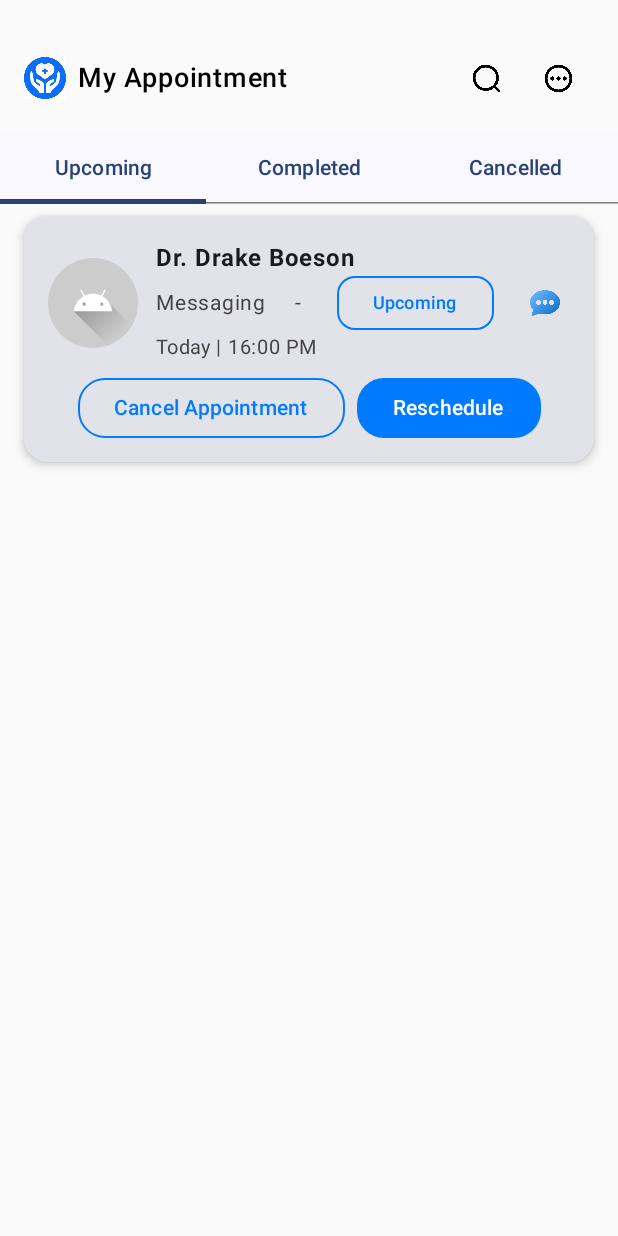
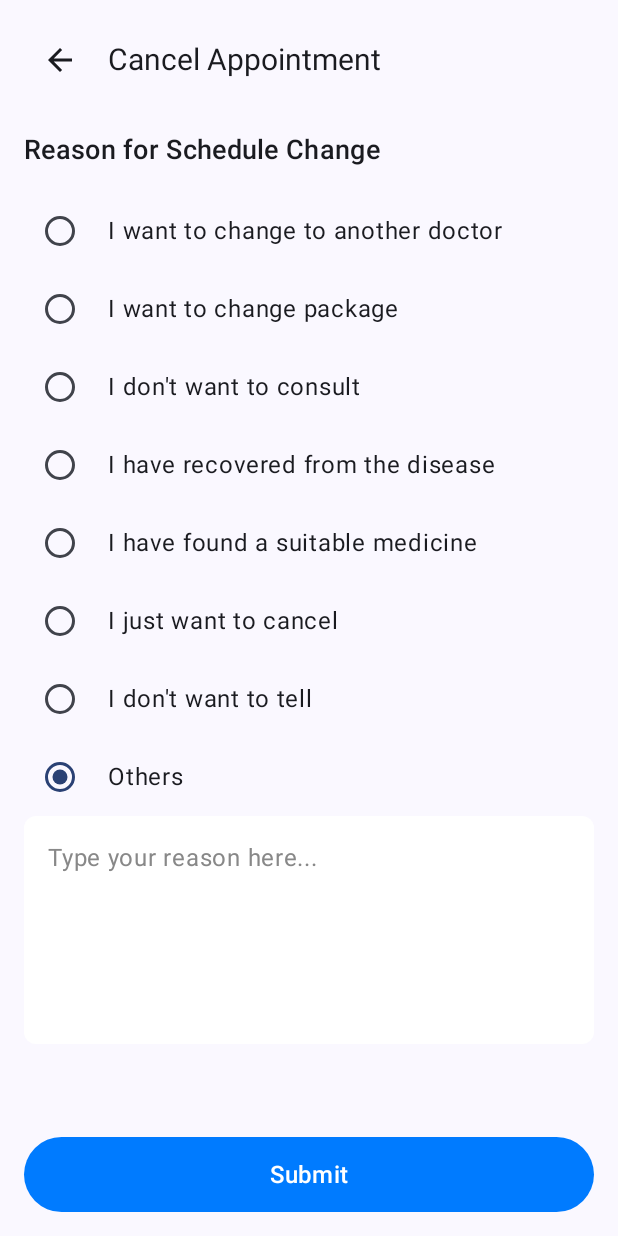
Before and after one commit to IT-Teacher/OnlineMedical, an Android app built with Jetpack Compose: the screen it shows after launch (MainActivity), on a phone screen of 412 x 824 dp. Run offline under Robolectric (Android 15) with nearby library versions, the phone set to English and light mode, and no system bars.

Commit message:
Add CancelAppScreen.kt

```diff
--- a/app/src/main/java/uz/itteacher/onlinemedical/MainActivity.kt
+++ b/app/src/main/java/uz/itteacher/onlinemedical/MainActivity.kt
@@ -1,5 +1,6 @@
 package uz.itteacher.onlinemedical
 
+import CancelAppointmentScreen
 import android.os.Bundle
 import androidx.activity.ComponentActivity
 import androidx.activity.compose.setContent
@@ -14,13 +15,14 @@ import androidx.compose.ui.tooling.preview.Preview
 import uz.itteacher.onlinemedical.screens.appointments.AppointmentsScreen
 import uz.itteacher.onlinemedical.ui.theme.OnlineMedicalTheme
 
+
 class MainActivity : ComponentActivity() {
     override fun onCreate(savedInstanceState: Bundle?) {
         super.onCreate(savedInstanceState)
         enableEdgeToEdge()
         setContent {
             OnlineMedicalTheme {
-                AppointmentsScreen()
+                CancelAppointmentScreen()
             }
         }
     }
@@ -30,6 +32,6 @@ class MainActivity : ComponentActivity() {
 @Composable
 fun GreetingPreview() {
     OnlineMedicalTheme {
-        AppointmentsScreen()
+        CancelAppointmentScreen()
     }
 }
--- /dev/null
+++ b/app/src/main/java/uz/itteacher/onlinemedical/screens/appointments/CancelAppScreen.kt
@@ -0,0 +1,176 @@
+import androidx.compose.foundation.Image
+import androidx.compose.foundation.layout.*
+import androidx.compose.foundation.rememberScrollState
+import androidx.compose.foundation.shape.RoundedCornerShape
+import androidx.compose.foundation.verticalScroll
+import androidx.compose.material.icons.Icons
+import androidx.compose.material.icons.filled.ArrowBack
+import androidx.compose.material3.*
+import androidx.compose.runtime.*
+import androidx.compose.ui.Alignment
+import androidx.compose.ui.Modifier
+import androidx.compose.ui.graphics.Color
+import androidx.compose.ui.res.painterResource
+import androidx.compose.ui.text.style.TextAlign
+import androidx.compose.ui.unit.dp
+import androidx.compose.ui.unit.sp
+import androidx.compose.ui.window.Dialog
+import uz.itteacher.onlinemedical.R
+
+@Composable
+fun CancelAppointmentScreen() {
+    val options = listOf(
+        "I want to change to another doctor",
+        "I want to change package",
+        "I don't want to consult",
+        "I have recovered from the disease",
+        "I have found a suitable medicine",
+        "I just want to cancel",
+        "I don't want to tell",
+        "Others"
+    )
+    var selectedOption by remember { mutableStateOf("Others") }
+    var otherReason by remember { mutableStateOf("") }
+    var showDialog by remember { mutableStateOf(false) }
+
+    Scaffold { paddingValues ->
+        Column(
+            modifier = Modifier
+                .fillMaxSize()
+                .padding(paddingValues)
+                .padding(16.dp)
+                .verticalScroll(rememberScrollState())
+        ) {
+            Row(verticalAlignment = Alignment.CenterVertically) {
+                IconButton(onClick = { /* Handle back */ }) {
+                    Icon(imageVector = Icons.Default.ArrowBack, contentDescription = "Back")
+                }
+                Text(
+                    text = "Cancel Appointment",
+                    style = MaterialTheme.typography.titleLarge.copy(fontSize = 20.sp),
+                    modifier = Modifier.padding(start = 8.dp)
+                )
+            }
+
+            Spacer(modifier = Modifier.height(24.dp))
+
+            Text(
+                text = "Reason for Schedule Change",
+                style = MaterialTheme.typography.titleMedium.copy(fontSize = 18.sp)
+            )
+
+            Spacer(modifier = Modifier.height(16.dp))
+
+            options.forEach { option ->
+                Row(
+                    verticalAlignment = Alignment.CenterVertically,
+                    modifier = Modifier
+                        .fillMaxWidth()
+                        .padding(vertical = 2.dp)
+                ) {
+                    RadioButton(
+                        selected = selectedOption == option,
+                        onClick = { selectedOption = option }
+                    )
+                    Text(text = option, modifier = Modifier.padding(start = 8.dp))
+                }
+                if (option == "Others" && selectedOption == "Others") {
+                    Card(
+                        shape = RoundedCornerShape(8.dp),
+                        colors = CardDefaults.cardColors(containerColor = Color.White),
+                        elevation = CardDefaults.cardElevation(0.dp),
+                        modifier = Modifier
+                            .fillMaxWidth()
+                            .padding(start = 0.dp, bottom = 16.dp)
+                    ) {
+                        TextField(
+                            value = otherReason,
+                            onValueChange = { otherReason = it },
+                            modifier = Modifier.fillMaxWidth(),
+                            colors = TextFieldDefaults.colors(
+                                focusedContainerColor = Color.Transparent,
+                                unfocusedContainerColor = Color.Transparent,
+                                focusedIndicatorColor = Color.Transparent,
+                                unfocusedIndicatorColor = Color.Transparent
+                            ),
+                            textStyle = LocalTextStyle.current.copy(
+                                color = Color.DarkGray,
+                                textAlign = TextAlign.Start
+                            ),
+                            placeholder = {
+                                Text(
+                                    text = "Type your reason here...",
+                                    color = Color.Gray
+                                )
+                            },
+                            minLines = 5,
+                            maxLines = 10
+                        )
+                    }
+                }
+            }
+
+            Spacer(modifier = Modifier.weight(1f))
+
+            Button(
+                onClick = { showDialog = true },
+                modifier = Modifier
+                    .fillMaxWidth()
+                    .height(50.dp),
+                shape = RoundedCornerShape(50.dp),
+                colors = ButtonDefaults.buttonColors(containerColor = Color(0xFF007BFF))
+            ) {
+                Text(text = "Submit", color = Color.White, fontSize = 16.sp)
+            }
+        }
+
+        if (showDialog) {
+            Dialog(onDismissRequest = { showDialog = false }) {
+                Card(
+                    shape = RoundedCornerShape(16.dp),
+                    colors = CardDefaults.cardColors(containerColor = Color.White),
+                    modifier = Modifier
+                        .fillMaxWidth()
+                        .padding(16.dp)
+                ) {
+                    Column(
+                        horizontalAlignment = Alignment.CenterHorizontally,
+                        modifier = Modifier.padding(16.dp)
+                    ) {
+                        Image(
+                            painter = painterResource(id = R.drawable.success_icon), // Replace with your image resource
+                            contentDescription = "Success Icon",
+                            modifier = Modifier.size(150.dp)
+                        )
+                        Spacer(modifier = Modifier.height(16.dp))
+                        Text(
+                            text = "Cancel Appointment Success!",
+                            style = MaterialTheme.typography.titleMedium.copy(
+                                color = Color(0xFF007BFF),
+                                fontSize = 20.sp
+                            ), textAlign = TextAlign.Center
+                        )
+                        Spacer(modifier = Modifier.height(8.dp))
+                        Text(
+                            text = "We are very sad that you have canceled your appointment. We will always improve our service to satisfy you in the next appointment.",
+                            textAlign = TextAlign.Center,
+                            color = Color.Gray,
+                            modifier = Modifier.padding(horizontal = 16.dp)
+                        )
+                        Spacer(modifier = Modifier.height(24.dp))
+                        Button(
+                            onClick = { showDialog = false },
+                            modifier = Modifier
+                                .fillMaxWidth()
+                                .height(50.dp),
+                            shape = RoundedCornerShape(50.dp),
+                            colors = ButtonDefaults.buttonColors(containerColor = Color(0xFF007BFF))
+                        ) {
+                            Text(text = "OK", color = Color.White, fontSize = 16.sp)
+                        }
+                    }
+                }
+            }
+        }
+    }
+}
```
Also changed, not shown: app/src/main/res/drawable/success_icon.png (added).
